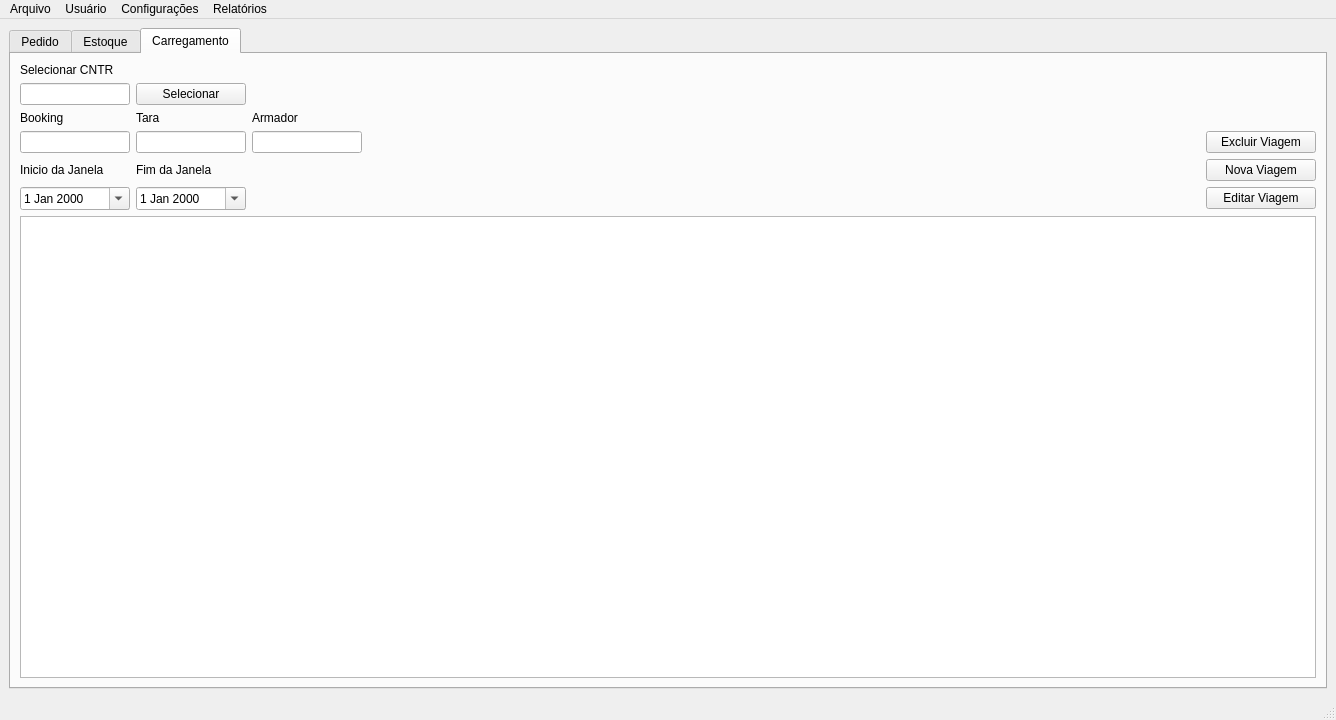
This is GUI/MainWindow/MainWindow.ui in Aniroth/WM-Lages as Qt 5 draws it before an edit. The edited form follows.
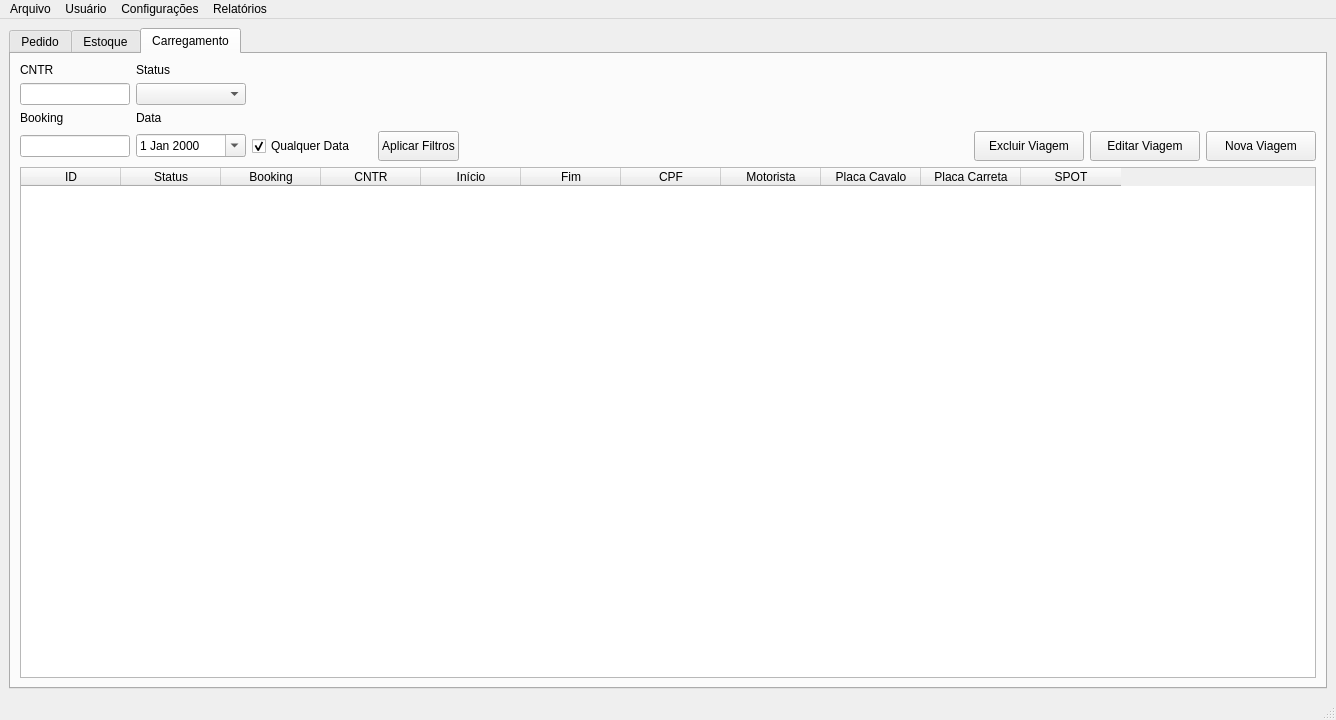
This is the edited form. The open tabs and pages were chosen to show the change.

What changed in the file:
```diff
--- a/GUI/MainWindow/MainWindow.ui
+++ b/GUI/MainWindow/MainWindow.ui
@@ -1001,6 +1001,25 @@
           </property>
          </widget>
         </item>
+        <item row="3" column="0">
+         <widget class="QLabel" name="LBL_CNTRViagem">
+          <property name="sizePolicy">
+           <sizepolicy hsizetype="Fixed" vsizetype="Fixed">
+            <horstretch>0</horstretch>
+            <verstretch>0</verstretch>
+           </sizepolicy>
+          </property>
+          <property name="maximumSize">
+           <size>
+            <width>110</width>
+            <height>16777215</height>
+           </size>
+          </property>
+          <property name="text">
+           <string>CNTR</string>
+          </property>
+         </widget>
+        </item>
         <item row="6" column="0">
          <widget class="QLabel" name="LBL_BookingViagem">
           <property name="sizePolicy">
@@ -1020,8 +1039,8 @@
           </property>
          </widget>
         </item>
-        <item row="3" column="0">
-         <widget class="QLabel" name="LBL_SelecionarCNTR">
+        <item row="7" column="0">
+         <widget class="QLineEdit" name="TXB_BookingViagem">
           <property name="sizePolicy">
            <sizepolicy hsizetype="Fixed" vsizetype="Fixed">
             <horstretch>0</horstretch>
@@ -1034,12 +1053,9 @@
             <height>16777215</height>
            </size>
           </property>
-          <property name="text">
-           <string>Selecionar CNTR</string>
-          </property>
          </widget>
         </item>
-        <item row="19" column="0" colspan="10">
+        <item row="19" column="0" colspan="9">
          <widget class="QTableWidget" name="TABLE_Viagens">
           <property name="editTriggers">
            <set>QAbstractItemView::NoEditTriggers</set>
@@ -1047,119 +1063,151 @@
           <property name="sortingEnabled">
            <bool>true</bool>
           </property>
-         </widget>
-        </item>
-        <item row="5" column="1">
-         <widget class="QPushButton" name="PBT_SelecionarCNTR">
-          <property name="minimumSize">
-           <size>
-            <width>110</width>
-            <height>0</height>
-           </size>
-          </property>
-          <property name="maximumSize">
-           <size>
-            <width>110</width>
-            <height>16777215</height>
-           </size>
-          </property>
-          <property name="text">
-           <string>Selecionar</string>
-          </property>
-         </widget>
-        </item>
-        <item row="7" column="0">
-         <widget class="QLineEdit" name="TXB_BookingViagem">
-          <property name="sizePolicy">
-           <sizepolicy hsizetype="Fixed" vsizetype="Fixed">
-            <horstretch>0</horstretch>
-            <verstretch>0</verstretch>
-           </sizepolicy>
-          </property>
-          <property name="maximumSize">
-           <size>
-            <width>110</width>
-            <height>16777215</height>
-           </size>
-          </property>
-         </widget>
-        </item>
-        <item row="6" column="1">
-         <widget class="QLabel" name="LBL_TaraViagem">
-          <property name="sizePolicy">
-           <sizepolicy hsizetype="Fixed" vsizetype="Fixed">
-            <horstretch>0</horstretch>
-            <verstretch>0</verstretch>
-           </sizepolicy>
-          </property>
-          <property name="maximumSize">
-           <size>
-            <width>110</width>
-            <height>16777215</height>
-           </size>
-          </property>
-          <property name="text">
-           <string>Tara</string>
-          </property>
-         </widget>
-        </item>
-        <item row="7" column="1">
-         <widget class="QLineEdit" name="TXB_TaraViagem">
-          <property name="sizePolicy">
-           <sizepolicy hsizetype="Fixed" vsizetype="Fixed">
-            <horstretch>0</horstretch>
-            <verstretch>0</verstretch>
-           </sizepolicy>
-          </property>
-          <property name="maximumSize">
-           <size>
-            <width>110</width>
-            <height>16777215</height>
-           </size>
-          </property>
-         </widget>
-        </item>
-        <item row="6" column="2">
-         <widget class="QLabel" name="LBL_ArmadorViagem">
-          <property name="sizePolicy">
-           <sizepolicy hsizetype="Fixed" vsizetype="Fixed">
-            <horstretch>0</horstretch>
-            <verstretch>0</verstretch>
-           </sizepolicy>
-          </property>
-          <property name="maximumSize">
-           <size>
-            <width>110</width>
-            <height>16777215</height>
-           </size>
-          </property>
-          <property name="text">
-           <string>Armador</string>
-          </property>
+          <column>
+           <property name="text">
+            <string>ID</string>
+           </property>
+          </column>
+          <column>
+           <property name="text">
+            <string>Status</string>
+           </property>
+          </column>
+          <column>
+           <property name="text">
+            <string>Booking</string>
+           </property>
+          </column>
+          <column>
+           <property name="text">
+            <string>CNTR</string>
+           </property>
+          </column>
+          <column>
+           <property name="text">
+            <string>Início</string>
+           </property>
+          </column>
+          <column>
+           <property name="text">
+            <string>Fim</string>
+           </property>
+          </column>
+          <column>
+           <property name="text">
+            <string>CPF</string>
+           </property>
+          </column>
+          <column>
+           <property name="text">
+            <string>Motorista</string>
+           </property>
+          </column>
+          <column>
+           <property name="text">
+            <string>Placa Cavalo</string>
+           </property>
+          </column>
+          <column>
+           <property name="text">
+            <string>Placa Carreta</string>
+           </property>
+          </column>
+          <column>
+           <property name="text">
+            <string>SPOT</string>
+           </property>
+          </column>
          </widget>
         </item>
         <item row="7" column="2">
-         <widget class="QLineEdit" name="TXB_ArmadorViagem">
+         <widget class="QCheckBox" name="CHB_SelectALL">
           <property name="sizePolicy">
            <sizepolicy hsizetype="Fixed" vsizetype="Fixed">
             <horstretch>0</horstretch>
             <verstretch>0</verstretch>
            </sizepolicy>
           </property>
+          <property name="minimumSize">
+           <size>
+            <width>120</width>
+            <height>0</height>
+           </size>
+          </property>
+          <property name="text">
+           <string>Qualquer Data</string>
+          </property>
+          <property name="checked">
+           <bool>true</bool>
+          </property>
+          <property name="tristate">
+           <bool>false</bool>
+          </property>
+         </widget>
+        </item>
+        <item row="3" column="1">
+         <widget class="QLabel" name="LBL_StatusViagem">
+          <property name="text">
+           <string>Status</string>
+          </property>
+         </widget>
+        </item>
+        <item row="7" column="1">
+         <widget class="QDateEdit" name="DATE_DataViagem">
+          <property name="sizePolicy">
+           <sizepolicy hsizetype="Fixed" vsizetype="Fixed">
+            <horstretch>0</horstretch>
+            <verstretch>0</verstretch>
+           </sizepolicy>
+          </property>
+          <property name="minimumSize">
+           <size>
+            <width>110</width>
+            <height>0</height>
+           </size>
+          </property>
           <property name="maximumSize">
            <size>
             <width>110</width>
             <height>16777215</height>
            </size>
           </property>
+          <property name="calendarPopup">
+           <bool>true</bool>
+          </property>
          </widget>
         </item>
-        <item row="7" column="9">
+        <item row="6" column="1">
+         <widget class="QLabel" name="LBL_DataViagem">
+          <property name="sizePolicy">
+           <sizepolicy hsizetype="Fixed" vsizetype="Fixed">
+            <horstretch>0</horstretch>
+            <verstretch>0</verstretch>
+           </sizepolicy>
+          </property>
+          <property name="minimumSize">
+           <size>
+            <width>110</width>
+            <height>0</height>
+           </size>
+          </property>
+          <property name="maximumSize">
+           <size>
+            <width>110</width>
+            <height>16777215</height>
+           </size>
+          </property>
+          <property name="text">
+           <string>Data</string>
+          </property>
+         </widget>
+        </item>
+        <item row="7" column="6">
          <widget class="QPushButton" name="PBT_ExcluirViagem">
           <property name="minimumSize">
            <size>
             <width>110</width>
-            <height>0</height>
+            <height>30</height>
            </size>
           </property>
           <property name="maximumSize">
@@ -1173,12 +1221,15 @@
           </property>
          </widget>
         </item>
-        <item row="8" column="9">
+        <item row="5" column="1">
+         <widget class="QComboBox" name="CBX_StatusViagem"/>
+        </item>
+        <item row="7" column="8">
          <widget class="QPushButton" name="PBT_NovaViagem">
           <property name="minimumSize">
            <size>
             <width>110</width>
-            <height>0</height>
+            <height>30</height>
            </size>
           </property>
           <property name="maximumSize">
@@ -1192,12 +1243,12 @@
           </property>
          </widget>
         </item>
-        <item row="9" column="9">
+        <item row="7" column="7">
          <widget class="QPushButton" name="PBT_EditarViagem">
           <property name="minimumSize">
            <size>
             <width>110</width>
-            <height>0</height>
+            <height>30</height>
            </size>
           </property>
           <property name="maximumSize">
@@ -1211,8 +1262,8 @@
           </property>
          </widget>
         </item>
-        <item row="8" column="0">
-         <widget class="QLabel" name="LBL_InicioViagem">
+        <item row="7" column="3">
+         <widget class="QPushButton" name="PBT_FiltroViagem">
           <property name="sizePolicy">
            <sizepolicy hsizetype="Fixed" vsizetype="Fixed">
             <horstretch>0</horstretch>
@@ -1221,93 +1272,12 @@
           </property>
           <property name="minimumSize">
            <size>
-            <width>110</width>
-            <height>0</height>
+            <width>0</width>
+            <height>30</height>
            </size>
           </property>
-          <property name="maximumSize">
-           <size>
-            <width>110</width>
-            <height>16777215</height>
-           </size>
-          </property>
           <property name="text">
-           <string>Inicio da Janela</string>
-          </property>
-         </widget>
-        </item>
-        <item row="9" column="0">
-         <widget class="QDateEdit" name="DATE_InicioViagem">
-          <property name="sizePolicy">
-           <sizepolicy hsizetype="Fixed" vsizetype="Fixed">
-            <horstretch>0</horstretch>
-            <verstretch>0</verstretch>
-           </sizepolicy>
-          </property>
-          <property name="minimumSize">
-           <size>
-            <width>110</width>
-            <height>0</height>
-           </size>
-          </property>
-          <property name="maximumSize">
-           <size>
-            <width>110</width>
-            <height>16777215</height>
-           </size>
-          </property>
-          <property name="calendarPopup">
-           <bool>true</bool>
-          </property>
-         </widget>
-        </item>
-        <item row="8" column="1">
-         <widget class="QLabel" name="LBL_FimViagem">
-          <property name="sizePolicy">
-           <sizepolicy hsizetype="Fixed" vsizetype="Fixed">
-            <horstretch>0</horstretch>
-            <verstretch>0</verstretch>
-           </sizepolicy>
-          </property>
-          <property name="minimumSize">
-           <size>
-            <width>110</width>
-            <height>0</height>
-           </size>
-          </property>
-          <property name="maximumSize">
-           <size>
-            <width>110</width>
-            <height>16777215</height>
-           </size>
-          </property>
-          <property name="text">
-           <string>Fim da Janela</string>
-          </property>
-         </widget>
-        </item>
-        <item row="9" column="1">
-         <widget class="QDateEdit" name="DATE_FimViagem">
-          <property name="sizePolicy">
-           <sizepolicy hsizetype="Fixed" vsizetype="Fixed">
-            <horstretch>0</horstretch>
-            <verstretch>0</verstretch>
-           </sizepolicy>
-          </property>
-          <property name="minimumSize">
-           <size>
-            <width>110</width>
-            <height>0</height>
-           </size>
-          </property>
-          <property name="maximumSize">
-           <size>
-            <width>110</width>
-            <height>16777215</height>
-           </size>
-          </property>
-          <property name="calendarPopup">
-           <bool>true</bool>
+           <string>Aplicar Filtros</string>
           </property>
          </widget>
         </item>
```
Left out of the diff: 13 changed lines with no effect on the pictures.
